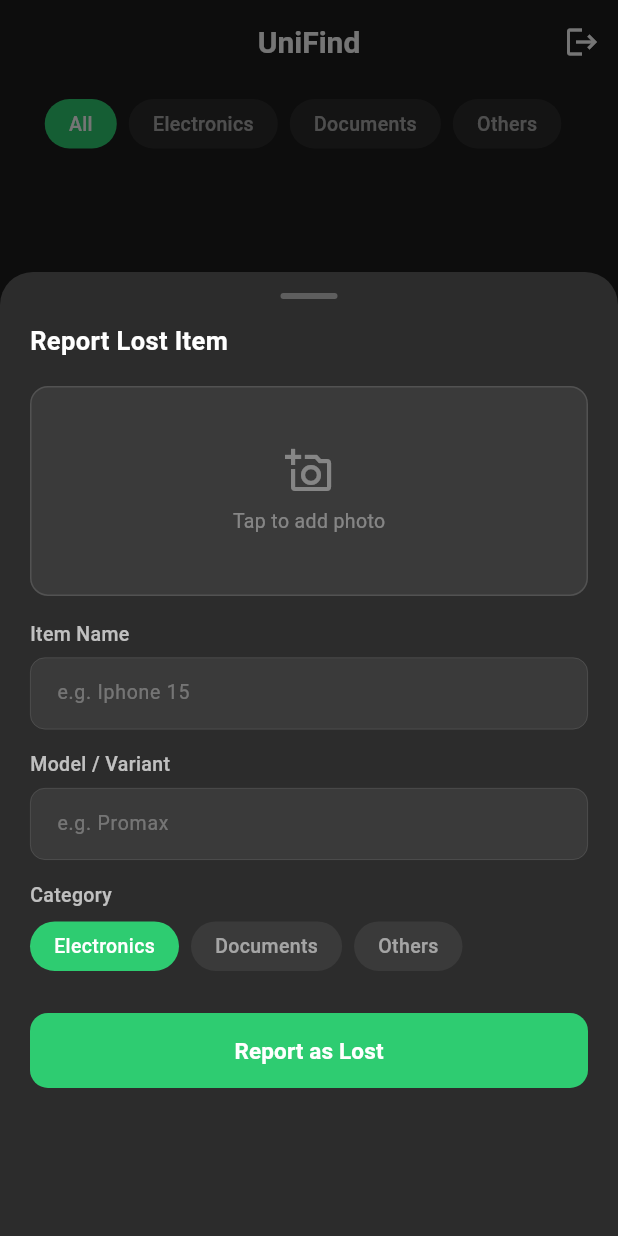
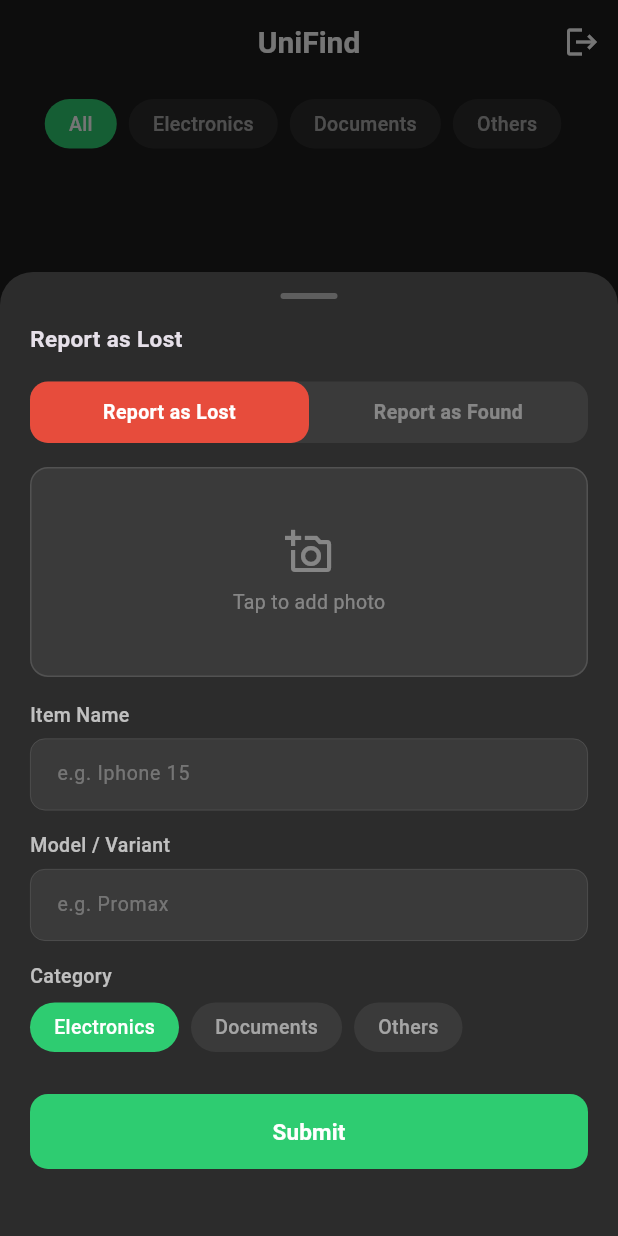
Before and after one commit to Mikedev25/unifind, a Flutter app: the screen it shows once a user with an empty profile is signed in, item 3 of the bottom bar chosen, after a tap on "Report as Lost", on a phone screen of 412 x 824 dp. Run offline on Flutter 3.47's test engine with Material 3 defaults, Android fonts, the phone set to English and light mode, and no system bars; drawn by our look-alikes of curved_navigation_bar; our stand-ins replace cloud_firestore, firebase_auth, firebase_core, google_sign_in, image_picker; accounts and stored records are empty.

Commit message:
Included the 'Found' fucntionality and improved internal features.

```diff
--- /dev/null
+++ b/lib/backends/item_service.dart
@@ -0,0 +1,50 @@
+import 'dart:io';
+import 'dart:convert';
+import 'package:cloud_firestore/cloud_firestore.dart';
+
+class ItemService {
+  final _db = FirebaseFirestore.instance;
+
+  Future<String?> imageToBase64(String localPath) async {
+  try {
+    final file = File(localPath);
+    final bytes = await file.readAsBytes();
+    return base64Encode(bytes);
+  } catch (e) {
+    print('Image conversion error: $e');
+    return null;
+  }
+}
+  Future<void> addItem({
+    required String name,
+    required String model,
+    required String category,
+    required String status,
+    String? imagePath,
+  }) async {
+    String? imageBase64;
+
+    if(imagePath != null) {
+      imageBase64 = await imageToBase64(imagePath);
+    }
+
+    await _db.collection('items').add({
+      'name' : name,
+      'model' : model,
+      'category' : category,
+      'status' : status,
+      'imageBase64' : imageBase64,
+      'createdAt': FieldValue.serverTimestamp(),
+    });
+  }
+
+  Stream<List<Map<String, dynamic>>> getItemsStream() {
+    return _db
+      .collection('items')
+      .orderBy('createdAt', descending: true)
+      .snapshots()
+      .map((snapshot) => snapshot.docs
+        .map((doc) => {'id' : doc.id, ...doc.data()})
+        .toList());
+  }
+}
--- a/lib/pages/home_page.dart
+++ b/lib/pages/home_page.dart
@@ -1,9 +1,11 @@
 import 'package:flutter/material.dart';
 import '../backends/auth_service.dart';
+import '../backends/item_service.dart';
 import 'package:unifind/widgets/navigation_bar.dart';
 
 import 'package:image_picker/image_picker.dart';
 import 'dart:io';
+import 'dart:convert';
 
 class LostItem {
   final String id;
@@ -11,7 +13,7 @@ class LostItem {
   final String model;
   final String category;
   final String status;
-  final String? imagePath;
+  final String? imageBase64;
 
   LostItem({
     required this.id,
@@ -19,8 +21,19 @@ class LostItem {
     required this.model,
     required this.category,
     this.status = 'Lost',
-    this.imagePath,
+    this.imageBase64,
   });
+
+  factory LostItem.fromMap(Map<String, dynamic> map) {
+    return LostItem(
+      id: map['id'] ?? '',
+      name: map['name'] ?? '',
+      model: map['model'] ?? '',
+      category: map['category'] ?? '',
+      status: map['status'] ?? 'Lost',
+      imageBase64: map['imageBase64'],
+    );
+  }
 }
 
 class HomePage extends StatefulWidget {
@@ -33,20 +46,13 @@ class HomePage extends StatefulWidget {
 class _HomePageState extends State<HomePage> {
   String _selectedCategory = 'All';
   final List<String> _categories = ['All', 'Electronics', 'Documents', 'Others'];
-  final List<LostItem> _items = [];
 
-  List<LostItem> get _filteredItems {
-    if (_selectedCategory == 'All') return _items;
-    return _items.where((i) => i.category == _selectedCategory).toList();
-  }
   void _openAddItemSheet() {
     showModalBottomSheet(
       context: context,
       isScrollControlled: true,
       backgroundColor: Colors.transparent,
-      builder: (_) => AddItemSheet(
-        onAdd: (item) => setState(() => _items.add(item)),
-      ),
+      builder: (_) => const AddItemSheet(),
     );
   }
 
@@ -80,7 +86,43 @@ class _HomePageState extends State<HomePage> {
         crossAxisAlignment: CrossAxisAlignment.start,
         children: [
           _buildCategoryFilter(),
-          Expanded(child: _buildGrid()),
+          Expanded(
+            child: StreamBuilder<List<Map<String, dynamic>>>(
+              stream: ItemService().getItemsStream(),
+              builder: (context, snapshot) {
+                if(snapshot.connectionState == ConnectionState.waiting) {
+                  return const Center(
+                    child: CircularProgressIndicator(color: Color(0xFF2ECC71)),
+                  );
+                }
+                if (!snapshot.hasData || snapshot.data!.isEmpty) {
+                  return Center(
+                    child: Column(
+                      mainAxisSize: MainAxisSize.min,
+                      children: [
+                        Icon(Icons.search_off, size: 52, color: Colors.white24),
+                        const SizedBox(height: 12),
+                        Text(
+                          'No items yet. \nTap + to report a lost item.',
+                          textAlign: TextAlign.center,
+                          style: TextStyle(color: Colors.white38, fontSize: 14),
+                        ),
+                      ],
+                    ),
+                  );
+                }
+                final allItems = snapshot.data!
+                  .map((m) => LostItem.fromMap(m))
+                  .toList();
+
+                final displayed = _selectedCategory == 'All'
+                  ? allItems
+                  : allItems.where((i) => i.category == _selectedCategory).toList();
+
+                return _buildGrid(displayed);
+              }
+            ),
+          ),
         ],
       ),
       bottomNavigationBar: CustomNavigationBar(
@@ -130,9 +172,7 @@ class _HomePageState extends State<HomePage> {
     );
   }
 
-  Widget _buildGrid() {
-    final displayed = _filteredItems;
-
+  Widget _buildGrid(List<LostItem> displayed) {
     if(displayed.isEmpty) {
       return Center(
         child: Column(
@@ -141,7 +181,7 @@ class _HomePageState extends State<HomePage> {
             Icon(Icons.search_off, size: 52, color: Colors.white24),
             const SizedBox(height: 12),
             Text(
-              'No items yet. \nTap + to report a lost item.',
+              'No items in this category.',
               textAlign: TextAlign.center,
               style: TextStyle(color: Colors.white38, fontSize: 14),
             ),
@@ -176,9 +216,9 @@ class _HomePageState extends State<HomePage> {
             children: [
               ClipRRect(
                 borderRadius: const BorderRadius.vertical(top: Radius.circular(14)),
-                child: item.imagePath != null
-                  ? Image.file(
-                      File(item.imagePath!),
+                child: item.imageBase64 != null
+                  ? Image.memory(
+                      base64Decode(item.imageBase64!),
                       height: 115,
                       width: double.infinity,
                       fit: BoxFit.cover,
@@ -263,8 +303,7 @@ class _HomePageState extends State<HomePage> {
 }
 
 class AddItemSheet extends StatefulWidget {
-  final void Function(LostItem) onAdd;
-  const AddItemSheet({super.key, required this.onAdd});
+  const AddItemSheet({super.key});
 
   @override
   State<AddItemSheet> createState() => _AddItemSheetState();
@@ -274,9 +313,11 @@ class _AddItemSheetState extends State<AddItemSheet> {
   final _nameController = TextEditingController();
   final _modelController = TextEditingController();
   String _selectedCategory = 'Electronics';
+  String _selectedStatus = 'Lost';
   String? _imagePath;
   final _picker = ImagePicker();
   final _categories = ['Electronics', 'Documents', 'Others'];
+  bool _isLoading = false;
 
   Future<void> _pickImage() async {
     final picked = await _picker.pickImage(
@@ -286,7 +327,7 @@ class _AddItemSheetState extends State<AddItemSheet> {
     if (picked != null) setState(() => _imagePath = picked.path);
   }
 
-  void _submit() {
+  Future<void> _submit() async {
     final name = _nameController.text.trim();
     final model = _modelController.text.trim();
 
@@ -299,16 +340,17 @@ class _AddItemSheetState extends State<AddItemSheet> {
       );
       return;
     }
+    setState(() => _isLoading = true);
 
-    widget.onAdd(LostItem(
-      id: DateTime.now().millisecondsSinceEpoch.toString(),
+    await ItemService().addItem(
       name: name,
       model: model,
       category: _selectedCategory,
+      status: _selectedStatus,
       imagePath: _imagePath,
-    ));
+    );
 
-    Navigator.pop(context);
+    if(mounted) Navigator.pop(context);
   }
 
   @override
@@ -342,15 +384,53 @@ class _AddItemSheetState extends State<AddItemSheet> {
               ),
             ),
 
-            const Text(
-              'Report Lost Item',
-              style: TextStyle(
-                fontSize: 17,
-                fontWeight: FontWeight.w600,
-                color: Colors.white,
+            Text(
+              _selectedStatus == 'Lost' ? 'Report as Lost' : 'Report as Found',
+              style: const TextStyle(
+              fontSize: 15,
+              fontWeight: FontWeight.w600,
               ),
             ),
             const SizedBox(height: 18),
+
+            Container(
+              margin: const EdgeInsets.only(bottom: 16),
+              decoration: BoxDecoration(
+                color: const Color(0xFF3A3A3A),
+                borderRadius: BorderRadius.circular(12),
+              ),
+              child: Row(
+                children: ['Lost', 'Found'].map((status) {
+                  final isSelected = _selectedStatus == status;
+                  return Expanded(
+                    child: GestureDetector(
+                      onTap: () => setState(() => _selectedStatus = status),
+                      child: AnimatedContainer(
+                        duration: const Duration(milliseconds: 200),
+                        padding: const EdgeInsets.symmetric(vertical: 11),
+                        decoration: BoxDecoration(
+                          color: isSelected
+                            ? (status == 'Lost'
+                                ? const Color(0xFFE74C3C)
+                                : const Color(0xFF2ECC71))
+                            : Colors.transparent,
+                          borderRadius: BorderRadius.circular(12),
+                        ),
+                        child: Text(
+                          status == 'Lost' ? 'Report as Lost' : 'Report as Found',
+                          textAlign: TextAlign.center,
+                          style: TextStyle(
+                            fontSize: 13,
+                            fontWeight: FontWeight.w600,
+                            color: isSelected ? Colors.white : Colors.white38,
+                          ),
+                        ),
+                      ),
+                    ),
+                  );
+                }).toList(),
+              ),
+            ),
 
             // ── Image picker ──
             GestureDetector(
@@ -403,7 +483,8 @@ class _AddItemSheetState extends State<AddItemSheet> {
             // ── Category ──
             _label('Category'),
             const SizedBox(height: 8),
-            Row(
+
+             Row(
               children: _categories.map((cat) {
                 final isSelected = cat == _selectedCategory;
                 return Padding(
@@ -439,7 +520,7 @@ class _AddItemSheetState extends State<AddItemSheet> {
               width: double.infinity,
               height: 50,
               child: ElevatedButton(
-                onPressed: _submit,
+                onPressed: _isLoading? null : _submit,
                 style: ElevatedButton.styleFrom(
                   backgroundColor: const Color(0xFF2ECC71),
                   foregroundColor: Colors.white,
@@ -448,9 +529,18 @@ class _AddItemSheetState extends State<AddItemSheet> {
                     borderRadius: BorderRadius.circular(12),
                   ),
                 ),
-                child: const Text(
-                  'Report as Lost',
-                  style: TextStyle(
+                child: _isLoading
+                  ? const SizedBox(
+                      width: 20,
+                      height: 20,
+                      child: CircularProgressIndicator(
+                        color: Colors.white,
+                        strokeWidth: 2,
+                      ),
+                  )
+                : const Text(
+                    'Submit',
+                    style: TextStyle(
                     fontSize: 15,
                     fontWeight: FontWeight.w600,
                   ),
--- a/pubspec.yaml
+++ b/pubspec.yaml
@@ -39,6 +39,7 @@ dependencies:
   google_sign_in: ^6.2.1
   curved_navigation_bar: ^1.0.3
   image_picker: ^1.0.7
+  cloud_firestore: 6.3.0
   # sign_in_with_apple: ^4.3.0 // add this back when on Mac
   crypto: ^3.0.3
 dev_dependencies:
```
Also changed, not shown: pubspec.lock, 3 other files.
